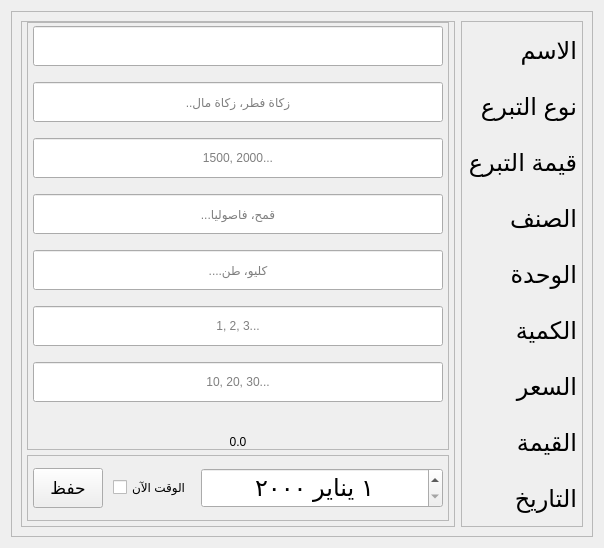
The window that src/interface/views/donations_view.ui (MuhammadTarek10/charity-app) describes before a commit, drawn with Qt 5.
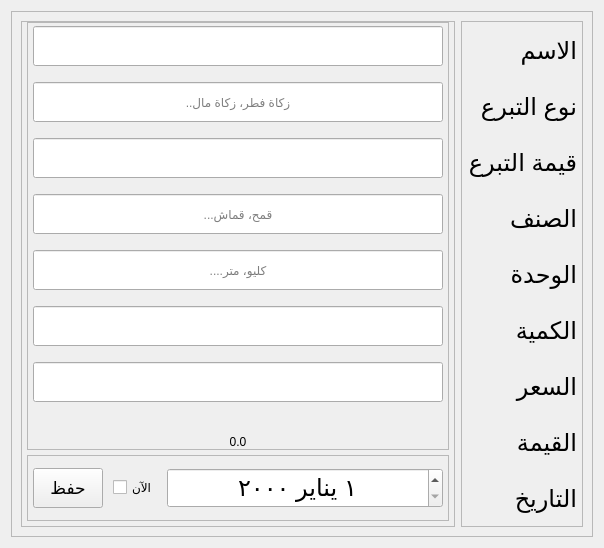
The same window after the commit. Icons and pictures are not drawn.

What changed in the file:
```diff
--- a/src/interface/views/donations_view.ui
+++ b/src/interface/views/donations_view.ui
@@ -193,7 +193,7 @@
                <set>Qt::AlignCenter</set>
               </property>
               <property name="placeholderText">
-               <string>1500, 2000...</string>
+               <string/>
               </property>
              </widget>
             </item>
@@ -221,7 +221,7 @@
                <set>Qt::AlignCenter</set>
               </property>
               <property name="placeholderText">
-               <string>قمح، فاصوليا...</string>
+               <string>قمح، قماش...</string>
               </property>
              </widget>
             </item>
@@ -249,7 +249,7 @@
                <set>Qt::AlignCenter</set>
               </property>
               <property name="placeholderText">
-               <string>كليو، طن....</string>
+               <string>كليو، متر....</string>
               </property>
              </widget>
             </item>
@@ -277,7 +277,7 @@
                <set>Qt::AlignCenter</set>
               </property>
               <property name="placeholderText">
-               <string>1, 2, 3...</string>
+               <string/>
               </property>
              </widget>
             </item>
@@ -308,7 +308,7 @@
                <set>Qt::AlignCenter</set>
               </property>
               <property name="placeholderText">
-               <string>10, 20, 30...</string>
+               <string/>
               </property>
              </widget>
             </item>
@@ -429,7 +429,7 @@
                <string notr="true"/>
               </property>
               <property name="text">
-               <string>الوقت الآن</string>
+               <string>الآن</string>
               </property>
              </widget>
             </item>
```
